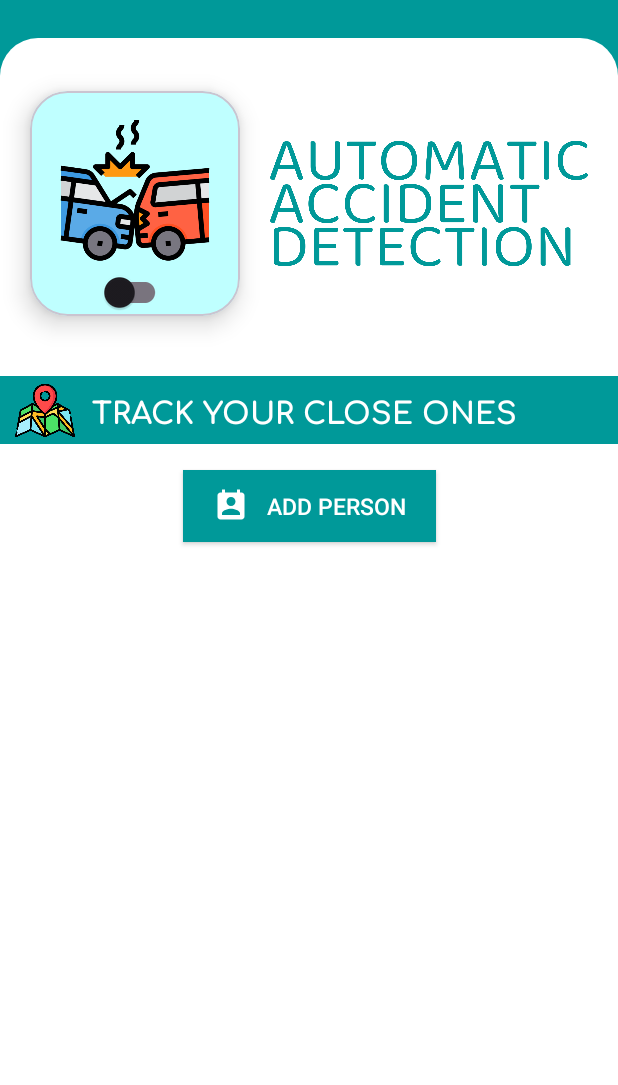
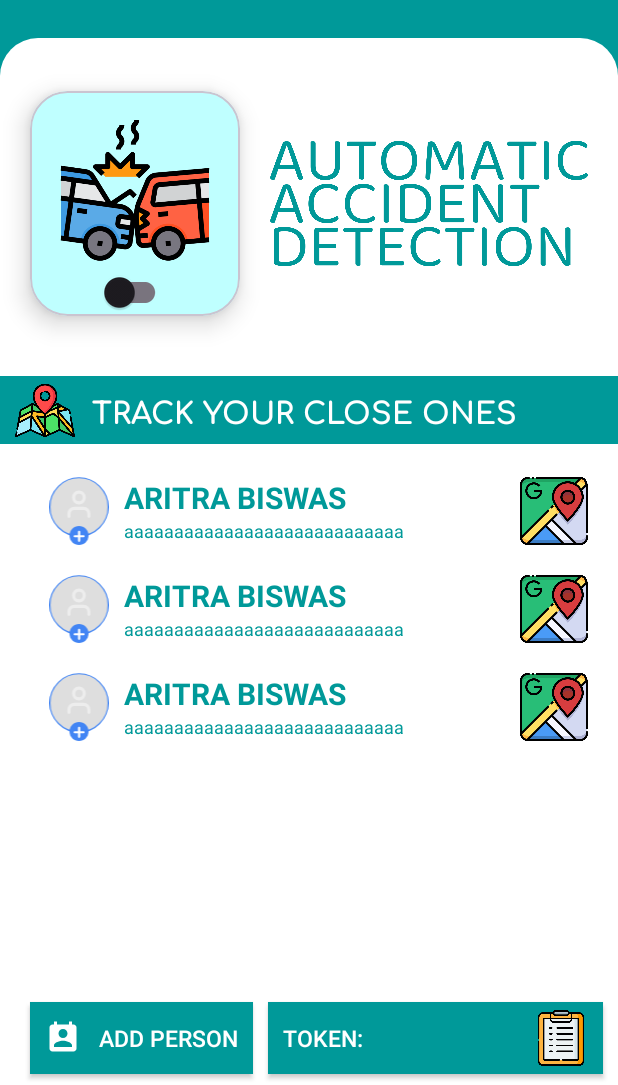
Before and after one commit to AritraBiswas9788/RakShak-Safety_App, an Android app: the layout fragment_dash_board.xml on its own in the app's theme, with its tools: preview values and no code run, on a phone screen of 412 x 824 dp, the part 151-1236 px from its top. Run offline under Robolectric (Android 15) with nearby library versions, the phone set to English and light mode, and no system bars; Roboto replaces fonts that are not available here.

Commit message:
Dashboard Fragment completed

```diff
--- a/app/build.gradle.kts
+++ b/app/build.gradle.kts
@@ -163,10 +163,14 @@ dependencies {
     implementation ("org.tensorflow:tensorflow-lite-metadata:0.1.0")
 
 
-    implementation ("com.firebase:geofire-android:3.2.0")
+
+    implementation("com.mapbox.maps:android:10.16.0")
+    implementation ("com.mapbox.search:discover:1.2.0")
+    implementation("com.google.ai.client.generativeai:generativeai:0.4.0")
 
     // GeoFire utililty functions for Cloud Firestore users who
     // want to implement their own geo solution, see:
     // https://firebase.google.com/docs/firestore/solutions/geoqueries
     implementation ("com.firebase:geofire-android-common:3.2.0")
+    implementation ("com.firebase:geofire-android:3.2.0")
 }
--- a/app/src/main/java/com/example/rakshak_accidentsafetyapp/DataClasses/User.kt
+++ b/app/src/main/java/com/example/rakshak_accidentsafetyapp/DataClasses/User.kt
@@ -10,7 +10,7 @@ data class User(
     val uid:String="",
     val fcmtoken:String="",
     val location: Location = Location(),
-    val trackList: ArrayList<String> = arrayListOf(),
+    val trackList: ArrayList<TrackItem> = arrayListOf(),
     val contactList: ArrayList<Contact> = arrayListOf(),
     val geoFireInfo: GeoFireInfo = GeoFireInfo()
 )
--- a/app/src/main/java/com/example/rakshak_accidentsafetyapp/posedetector/PoseGraphic.kt
+++ b/app/src/main/java/com/example/rakshak_accidentsafetyapp/posedetector/PoseGraphic.kt
@@ -891,7 +891,6 @@ internal constructor(
 
 // Releases model resources if no longer used.
         model.close()
-
         return arrayListOf(classes[maxPos],(maxConfidence/255.0).toFloat())
 
     }
--- /dev/null
+++ b/app/src/main/res/drawable/circleicon.xml
@@ -0,0 +1,5 @@
+<vector android:height="24dp" android:tint="#449500"
+    android:viewportHeight="24" android:viewportWidth="24"
+    android:width="24dp" xmlns:android="http://schemas.android.com/apk/res/android">
+    <path android:fillColor="@android:color/white" android:pathData="M12,2C6.47,2 2,6.47 2,12s4.47,10 10,10 10,-4.47 10,-10S17.53,2 12,2z"/>
+</vector>
--- a/app/src/main/res/layout/add_person_dialog.xml
+++ b/app/src/main/res/layout/add_person_dialog.xml
@@ -15,7 +15,7 @@
             android:layout_height="wrap_content"
             android:hint="NAME"
             android:imeOptions="actionDone"
-            android:inputType="textPassword" />
+             />
 
     </com.google.android.material.textfield.TextInputLayout>
 
@@ -29,7 +29,7 @@
             android:layout_height="wrap_content"
             android:hint="FCM TOKEN"
             android:imeOptions="actionDone"
-            android:inputType="textPassword" />
+             />
 
     </com.google.android.material.textfield.TextInputLayout>
 </LinearLayout>
--- a/app/src/main/res/layout/fragment_dash_board.xml
+++ b/app/src/main/res/layout/fragment_dash_board.xml
@@ -131,14 +131,21 @@
             app:layout_constraintStart_toStartOf="parent"
             app:layout_constraintTop_toBottomOf="@+id/materialCardView"  />
 
+
         <androidx.recyclerview.widget.RecyclerView
             android:id="@+id/trackList"
             android:layout_width="match_parent"
-            android:layout_height="wrap_content"
+            android:layout_height="0dp"
             android:layout_marginTop="12dp"
+            android:layout_marginBottom="7dp"
+            app:layout_constraintBottom_toTopOf="@+id/addPerson"
             app:layout_constraintEnd_toEndOf="parent"
+            app:layout_constraintHorizontal_bias="0.0"
             app:layout_constraintStart_toStartOf="parent"
-            app:layout_constraintTop_toBottomOf="@+id/textView4" />
+            app:layout_constraintTop_toBottomOf="@+id/textView4"
+            app:layout_constraintVertical_bias="0.0"
+            tools:listitem="@layout/trackitem" />
+
         <ImageView
             android:layout_width="40dp"
             android:layout_height="55dp"
@@ -152,21 +159,65 @@
             android:id="@+id/addPerson"
             android:layout_width="wrap_content"
             android:layout_height="wrap_content"
-            android:paddingRight="20dp"
-            android:paddingLeft="20dp"
+            android:layout_gravity="bottom"
+            android:layout_marginStart="20dp"
+            android:layout_marginBottom="7dp"
+            android:background="@color/teal"
             android:drawableStart="@drawable/contacts"
             android:drawablePadding="12dp"
-            android:layout_gravity="bottom"
-            android:layout_marginStart="20dp"
-            android:layout_marginTop="5dp"
-            android:layout_marginEnd="20dp"
-            android:background="@color/teal"
+            android:paddingLeft="10dp"
+            android:paddingRight="10dp"
             android:text="ADD PERSON"
             android:textColor="@android:color/white"
             android:textSize="15sp"
+            app:layout_constraintBottom_toBottomOf="parent"
+            app:layout_constraintStart_toStartOf="parent" />
+
+        <androidx.appcompat.widget.AppCompatButton
+            android:id="@+id/token"
+            android:layout_width="0dp"
+            android:layout_height="wrap_content"
+            android:layout_gravity="bottom"
+            android:layout_marginStart="10dp"
+            android:layout_marginEnd="10dp"
+            android:layout_marginBottom="7dp"
+            android:background="@color/teal"
+
+            android:drawablePadding="12dp"
+            android:paddingLeft="10dp"
+            android:paddingRight="10dp"
+            android:text="TOKEN: "
+            android:gravity="left|center_vertical"
+            android:textColor="@android:color/white"
+            android:textSize="15sp"
+            app:layout_constraintBottom_toBottomOf="parent"
             app:layout_constraintEnd_toEndOf="parent"
-            app:layout_constraintStart_toStartOf="parent"
-            app:layout_constraintTop_toBottomOf="@+id/trackList" />
+            app:layout_constraintStart_toEndOf="@+id/addPerson" />
+
+        <ImageView
+            android:id="@+id/copy"
+            android:layout_width="45dp"
+            android:layout_height="0dp"
+            android:layout_marginTop="5dp"
+            android:layout_marginEnd="5dp"
+            android:layout_marginBottom="5dp"
+            android:elevation="45dp"
+            android:src="@drawable/clipboard"
+            app:layout_constraintBottom_toBottomOf="@+id/token"
+            app:layout_constraintEnd_toEndOf="@+id/token"
+            app:layout_constraintTop_toTopOf="@+id/token" />
+
+        <TextView
+            android:id="@+id/tokenText"
+            android:layout_width="0dp"
+            android:textSize="10sp"
+            android:layout_height="wrap_content"
+            android:layout_marginStart="65dp"
+            android:elevation="90dp"
+            app:layout_constraintBottom_toBottomOf="@+id/token"
+            app:layout_constraintEnd_toStartOf="@+id/copy"
+            app:layout_constraintStart_toStartOf="@+id/token"
+            app:layout_constraintTop_toTopOf="@+id/token" />
 
     </androidx.constraintlayout.widget.ConstraintLayout>
 
--- /dev/null
+++ b/app/src/main/res/layout/trackitem.xml
@@ -0,0 +1,59 @@
+<?xml version="1.0" encoding="utf-8"?>
+<androidx.constraintlayout.widget.ConstraintLayout xmlns:android="http://schemas.android.com/apk/res/android"
+    xmlns:app="http://schemas.android.com/apk/res-auto"
+    android:layout_width="match_parent"
+    android:layout_height="wrap_content"
+    android:padding="10dp"
+    >
+
+    <ImageView
+        android:id="@+id/profilePic"
+        android:layout_width="45dp"
+        android:layout_height="45dp"
+        android:layout_marginStart="20dp"
+        android:src="@drawable/profilevector"
+        app:layout_constraintBottom_toBottomOf="parent"
+        app:layout_constraintStart_toStartOf="parent"
+        app:layout_constraintTop_toTopOf="parent" />
+
+    <TextView
+        android:id="@+id/name"
+        android:layout_width="0dp"
+        android:layout_height="wrap_content"
+        android:layout_marginStart="7dp"
+        android:layout_marginEnd="7dp"
+        android:text="ARITRA BISWAS"
+        android:textColor="@color/teal"
+        android:textSize="20sp"
+        android:textStyle="bold"
+        app:layout_constraintEnd_toStartOf="@+id/maptile"
+        app:layout_constraintStart_toEndOf="@+id/profilePic"
+        app:layout_constraintTop_toTopOf="@+id/profilePic" />
+
+    <TextView
+        android:id="@+id/uid"
+        android:layout_width="0dp"
+        android:layout_height="wrap_content"
+        android:layout_marginStart="7dp"
+        android:layout_marginEnd="7dp"
+        android:text="aaaaaaaaaaaaaaaaaaaaaaaaaaaa"
+
+        android:textColor="@color/teal"
+        android:textSize="12sp"
+        app:layout_constraintEnd_toStartOf="@+id/maptile"
+        app:layout_constraintStart_toEndOf="@+id/profilePic"
+        app:layout_constraintTop_toBottomOf="@+id/name" />
+
+    <ImageView
+        android:id="@+id/maptile"
+        android:layout_width="45dp"
+        android:layout_height="45dp"
+        android:layout_marginEnd="10dp"
+        android:src="@drawable/maptile"
+        app:layout_constraintBottom_toBottomOf="parent"
+        app:layout_constraintEnd_toEndOf="parent"
+        app:layout_constraintTop_toTopOf="parent" />
+
+
+
+</androidx.constraintlayout.widget.ConstraintLayout>
--- a/app/src/main/res/values/strings.xml
+++ b/app/src/main/res/values/strings.xml
@@ -1,4 +1,4 @@
-<resources>
+<resources xmlns:tools="http://schemas.android.com/tools">
     <string name="app_name">RakShak-AccidentSafetyApp</string>
     <string name="because_nothing_is_more_precious_than_life">BECAUSE NOTHING IS MORE PRECIOUS THAN LIFE</string>
     <!-- TODO: Remove or change this placeholder text -->
@@ -276,4 +276,5 @@
         libero vel nunc consequat, quis tincidunt nisl eleifend. Cras bibendum enim a justo luctus
         vestibulum. Fusce dictum libero quis erat maximus, vitae volutpat diam dignissim.
     </string>
+    <string name="mapbox_access_token" translatable="false" tools:ignore="UnusedResources">pk.eyJ1IjoiYXJpdHJhOTc4OCIsImEiOiJjbG16MXVkM3IxY3k2MndudnB1eWp6cm01In0.0a62xnPfsD67MQYJieU5og</string>
 </resources>
```
Also changed, not shown: app/src/main/AndroidManifest.xml (+5 -6 lines), app/src/main/java/com/example/rakshak_accidentsafetyapp/Activity/LocationPointActivity.kt (added, +292 -0 lines), app/src/main/java/com/example/rakshak_accidentsafetyapp/Adapters/TrackAdapter.kt (added, +79 -0 lines), app/src/main/java/com/example/rakshak_accidentsafetyapp/DataClasses/TrackItem.kt (added, +7 -0 lines), app/src/main/java/com/example/rakshak_accidentsafetyapp/Fragments/DashBoardFragment.kt (+79 -14 lines), app/src/main/res/layout/activity_location_point.xml (added, +30 -0 lines), app/src/main/res/layout/fragment_scan.xml (+18 -6 lines), settings.gradle.kts (+8 -0 lines), app/src/main/res/drawable/clipboard.png (added), app/src/main/res/drawable/maptile.png (added), app/src/main/res/drawable/marker.png (added), app/src/main/res/drawable/send.png (added).
